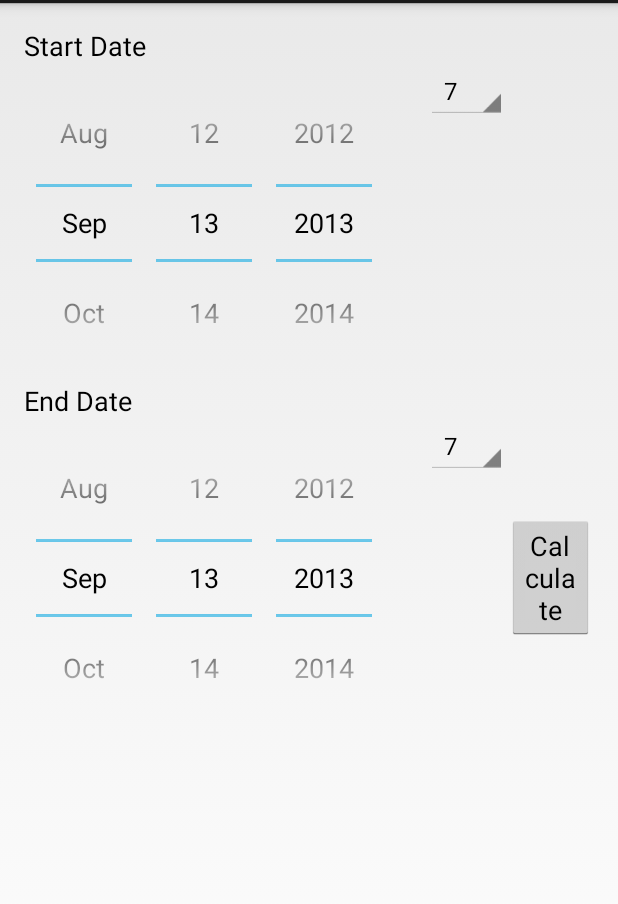
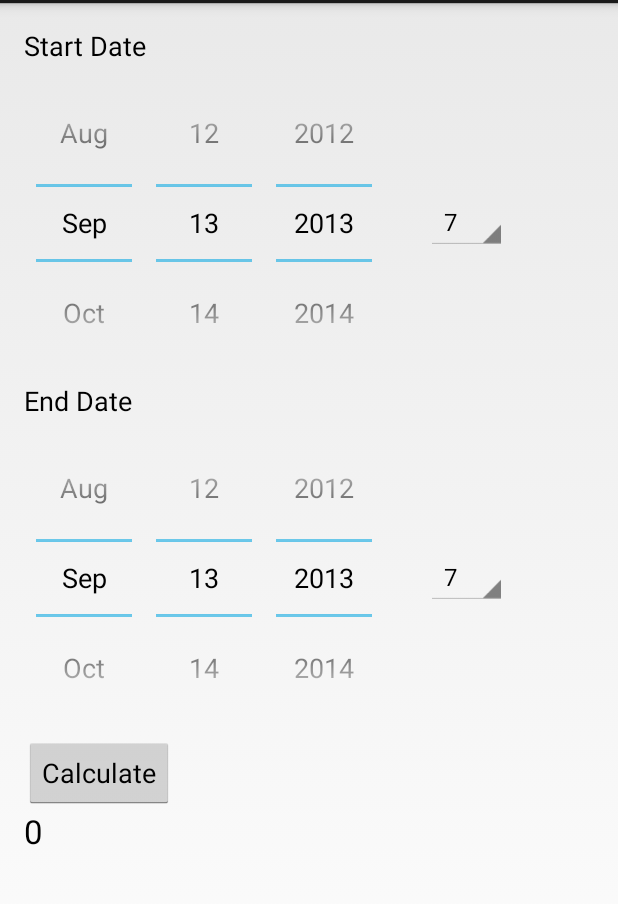
Before and after one commit to alexwlsnr/cyclr, an Android app: the screen it shows after launch (MainActivity), in the options menu, after a tap on "Settings", on a phone screen of 412 x 824 dp, the part 69-973 px from its top. Run offline under Robolectric (Android 15) with nearby library versions, the phone set to English and light mode, and no system bars.

Commit message:
Actually working, pretty ugly and incomplete though

```diff
--- a/CycleTimeCalc/build.gradle
+++ b/CycleTimeCalc/build.gradle
@@ -14,6 +14,7 @@ repositories {
 
 dependencies {
     compile 'com.android.support:support-v4:13.0.+'
+    compile files('libs/joda-time-2.3.jar')
 }
 
 android {
--- a/CycleTimeCalc/src/main/java/com/alexwlsnr/cycletimecalc/MainActivity.java
+++ b/CycleTimeCalc/src/main/java/com/alexwlsnr/cycletimecalc/MainActivity.java
@@ -10,9 +10,17 @@ import android.widget.ArrayAdapter;
 import android.widget.Button;
 import android.widget.DatePicker;
 import android.widget.Spinner;
+import android.widget.TextView;
+
+import org.joda.time.DateTime;
+import org.joda.time.DateTimeConstants;
+import org.joda.time.Days;
+import org.joda.time.Hours;
 
 import java.text.DateFormat;
+import java.util.Calendar;
 import java.util.Date;
+import java.util.GregorianCalendar;
 
 public class MainActivity extends FragmentActivity {
 
@@ -58,6 +66,55 @@ public class MainActivity extends FragmentActivity {
 
     }
 
+    public void calculate(View v)
+    {
+        Spinner startHourSpinner = (Spinner) findViewById(R.id.startHourSpinner);
+        int startHour = Integer.parseInt((String)startHourSpinner.getSelectedItem());
+        DatePicker startDatePicker = (DatePicker) findViewById(R.id.startDatePicker);
+        DateTime startDate = new DateTime(startDatePicker.getYear(), startDatePicker.getMonth(), startDatePicker.getDayOfMonth(), startHour, 0);
+
+        Spinner endHourSpinner = (Spinner) findViewById(R.id.endHourSpinner);
+        int endHour = Integer.parseInt((String)endHourSpinner.getSelectedItem());
+        DatePicker endDatePicker = (DatePicker) findViewById(R.id.endDatePicker);
+        DateTime endDate = new DateTime(endDatePicker.getYear(), endDatePicker.getMonth(), endDatePicker.getDayOfMonth(), endHour, 0); //GregorianCalendar(endDatePicker.getYear(), endDatePicker.getMonth(), endDatePicker.getDayOfMonth(), endHour, 0);
+
+
+        int cycleTime = getWorkingHoursBetweenTwoDates(startDate, endDate);
+        TextView resultsArea = (TextView) findViewById(R.id.cycleTimeTextView);
+
+        resultsArea.setText(Integer.toString(cycleTime));
+    }
+
+
+
+    private static int getWorkingHoursBetweenTwoDates(DateTime startDate, DateTime endDate) {
+
+        int workDays = 0;
+        int count = 0;
+        while(Days.daysBetween(startDate.plusDays(count), endDate).isGreaterThan(Days.ZERO))
+        {
+
+            if(!isWeekend(startDate.plusDays(count++)))
+            {
+                workDays++;
+            }
+        }
+
+
+        int workHours = workDays * 8;
+        workHours += Hours.hoursBetween(startDate.plusDays(count), endDate).getHours();
+
+
+
+
+        return workHours;
+    }
+
+    private static boolean isWeekend(DateTime dateTime)
+    {
+        return (DateTimeConstants.SATURDAY == dateTime.dayOfWeek().get() || DateTimeConstants.SUNDAY == dateTime.dayOfWeek().get());
+    }
+
 
 
 
--- a/CycleTimeCalc/src/main/res/layout/activity_main.xml
+++ b/CycleTimeCalc/src/main/res/layout/activity_main.xml
@@ -1,4 +1,4 @@
-<RelativeLayout xmlns:android="http://schemas.android.com/apk/res/android"
+<ScrollView xmlns:android="http://schemas.android.com/apk/res/android"
     xmlns:tools="http://schemas.android.com/tools"
     android:layout_width="match_parent"
     android:layout_height="match_parent"
@@ -11,7 +11,7 @@
     <LinearLayout
             android:orientation="vertical"
             android:layout_width="fill_parent"
-            android:layout_height="fill_parent"
+            android:layout_height="wrap_content"
             android:layout_alignParentTop="true">
 
         <TextView
@@ -40,6 +40,7 @@
                     android:layout_height="wrap_content"
                     android:text="Hour"
                     android:id="@+id/startHourSpinner"
+                    android:layout_gravity="left|center_vertical"
                     android:layout_marginLeft="20dp"/>
 
         </LinearLayout>
@@ -74,14 +75,19 @@
                     android:layout_height="wrap_content"
                     android:text="Hour"
                     android:id="@+id/endHourSpinner"
+                    android:layout_gravity="left|center_vertical"
                     android:layout_marginLeft="20dp"/>
 
+
+
+        </LinearLayout>
 
         <Button
                 android:layout_width="wrap_content"
                 android:layout_height="wrap_content"
                 android:text="Calculate"
                 android:id="@+id/calculateButton"
+                android:onClick="calculate"
                 android:layout_gravity="left|center_vertical"/>
 
         <TextView
@@ -90,10 +96,7 @@
                 android:textAppearance="?android:attr/textAppearanceLarge"
                 android:id="@+id/cycleTimeTextView"
                 android:layout_gravity="left|center_vertical"/>
-        </LinearLayout>
-
-
 
     </LinearLayout>
 
-</RelativeLayout>
+</ScrollView>
```
Also changed, not shown: 2 other files. Lines whose indentation alone changed are shown as unchanged.
